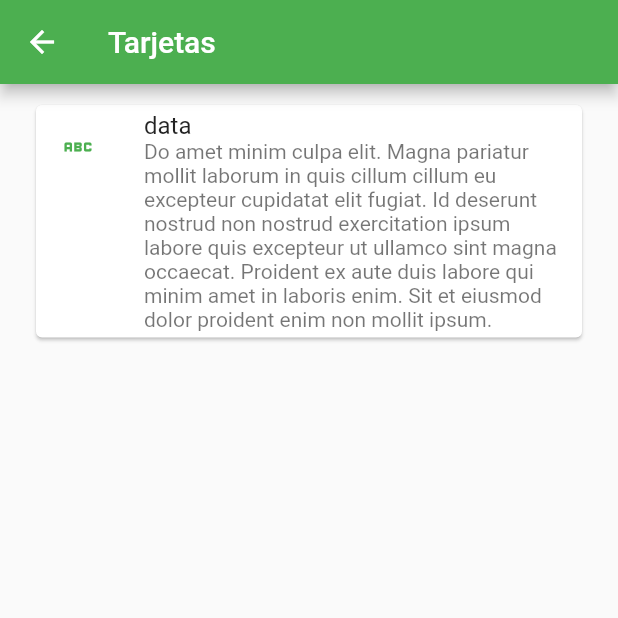
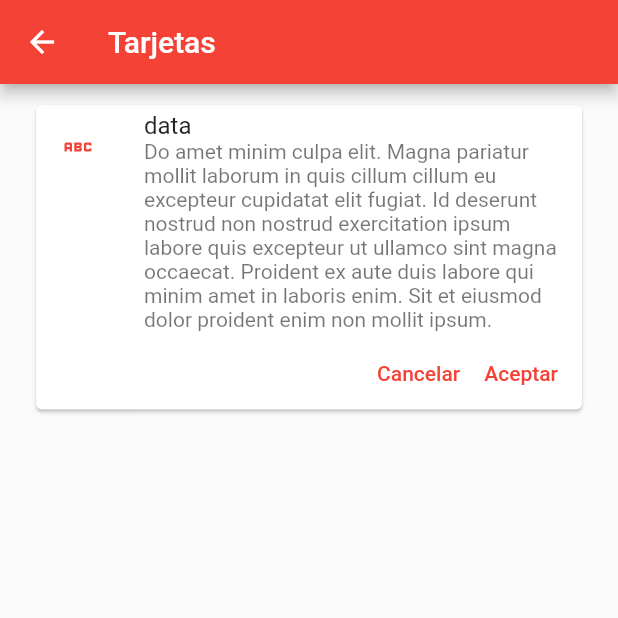
Before and after one commit to dayanescamilla/FlutterComponents, a Flutter app: the CardScreen screen opened by its route, on a phone screen of 412 x 824 dp, the top half of it. Run offline on Flutter 3.47's test engine with Material 2 defaults, Android fonts, the phone set to English and light mode, and no system bars.

Commit message:
Se agregaron cambios al fichero de cards

```diff
--- /dev/null
+++ b/lib/Widgets/custom_widget_one.dart
@@ -0,0 +1,50 @@
+import 'package:flutter/material.dart';
+import 'package:flutter_components/theme/app_theme.dart';
+
+class CustomCardOne extends StatelessWidget {
+  const CustomCardOne({
+    super.key,
+  });
+
+  @override
+  Widget build(BuildContext context) {
+    return Card(
+      child: Column(
+        children: [
+          ListTile(
+            onTap: () {},
+            title: const Text('data'),
+            leading: const Icon(
+              Icons.abc,
+              color: AppTheme.colorPrimario,
+            ),
+            subtitle: const Text(
+                'Do amet minim culpa elit. Magna pariatur mollit laborum in quis cillum cillum eu excepteur cupidatat elit fugiat. Id deserunt nostrud non nostrud exercitation ipsum labore quis excepteur ut ullamco sint magna occaecat. Proident ex aute duis labore qui minim amet in laboris enim. Sit et eiusmod dolor proident enim non mollit ipsum.'),
+          ),
+          Padding(
+            padding: const EdgeInsets.only(right: 8.0),
+            child: Row(
+              mainAxisAlignment: MainAxisAlignment.end,
+              children: [
+                TextButton(
+                  onPressed: () {},
+                  child: const Text(
+                    'Cancelar',
+                    //style: TextStyle(color: AppTheme.colorPrimario),
+                  ),
+                ),
+                TextButton(
+                  onPressed: () {},
+                  child: const Text(
+                    'Aceptar',
+                    //style: TextStyle(color: AppTheme.colorPrimario),
+                  ),
+                ),
+              ],
+            ),
+          ),
+        ],
+      ),
+    );
+  }
+}
--- /dev/null
+++ b/lib/Widgets/widgets.dart
@@ -0,0 +1,3 @@
+//Archivo de exportacion de widgets
+
+export 'package:flutter_components/Widgets/custom_widget_one.dart';
--- a/lib/screens/card_screen.dart
+++ b/lib/screens/card_screen.dart
@@ -1,4 +1,5 @@
 import 'package:flutter/material.dart';
+import 'package:flutter_components/Widgets/widgets.dart';
 import 'package:flutter_components/theme/app_theme.dart';
 
 class CardScreen extends StatelessWidget {
@@ -12,23 +13,7 @@ class CardScreen extends StatelessWidget {
       ),
       body: ListView(
         padding: const EdgeInsets.symmetric(horizontal: 20, vertical: 10),
-        children: [
-          Card(
-            child: Column(
-              children: const [
-                ListTile(
-                  title: Text('data'),
-                  leading: Icon(
-                    Icons.abc,
-                    color: AppTheme.colorPrimario,
-                  ),
-                  subtitle: Text(
-                      'Do amet minim culpa elit. Magna pariatur mollit laborum in quis cillum cillum eu excepteur cupidatat elit fugiat. Id deserunt nostrud non nostrud exercitation ipsum labore quis excepteur ut ullamco sint magna occaecat. Proident ex aute duis labore qui minim amet in laboris enim. Sit et eiusmod dolor proident enim non mollit ipsum.'),
-                )
-              ],
-            ),
-          )
-        ],
+        children: const [CustomCardOne()],
       ),
     );
   }
--- a/lib/theme/app_theme.dart
+++ b/lib/theme/app_theme.dart
@@ -1,13 +1,20 @@
 import 'package:flutter/material.dart';
 
 class AppTheme {
-  static const Color colorPrimario = Colors.green;
-
+  //Color primario
+  static const Color colorPrimario = Colors.red;
+  //Tema claro
   static final ThemeData ligthTheme = ThemeData.light().copyWith(
+    //Color primario
     primaryColor: colorPrimario,
+    //Tema AppBar
     appBarTheme: const AppBarTheme(color: colorPrimario),
+    //Tema TextButton
+    textButtonTheme: TextButtonThemeData(
+      style: TextButton.styleFrom(foregroundColor: colorPrimario),
+    ),
   );
-
+  //Tema oscuro
   static final ThemeData darkTheme = ThemeData.dark().copyWith(
     primaryColor: colorPrimario,
     appBarTheme: const AppBarTheme(color: colorPrimario),
```
